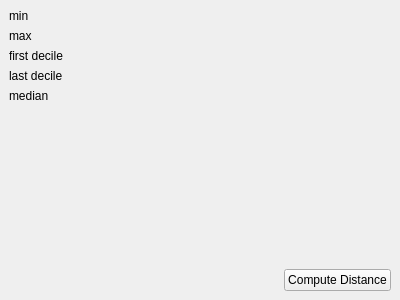
The window that Polyhedron/demo/Polyhedron/Plugins/Point_set/Point_set_to_mesh_distance_widget.ui (CGAL/cgal) describes before a commit, drawn with Qt 5.
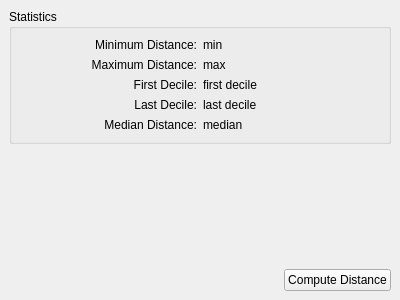
The same window after the commit.

Patch:
```diff
--- a/Polyhedron/demo/Polyhedron/Plugins/Point_set/Point_set_to_mesh_distance_widget.ui
+++ b/Polyhedron/demo/Polyhedron/Plugins/Point_set/Point_set_to_mesh_distance_widget.ui
@@ -18,38 +18,112 @@
     <item>
      <layout class="QVBoxLayout" name="verticalLayout">
       <item>
+       <widget class="QGroupBox" name="groupBox">
+        <property name="title">
+         <string>Statistics</string>
+        </property>
+        <layout class="QGridLayout" name="gridLayout">
+         <item row="4" column="1">
+          <widget class="QLabel" name="medianLabel">
+           <property name="text">
+            <string>median</string>
+           </property>
+          </widget>
+         </item>
+         <item row="3" column="1">
+          <widget class="QLabel" name="lDecildeLabel">
+           <property name="text">
+            <string>last decile</string>
+           </property>
+          </widget>
+         </item>
+         <item row="0" column="1">
        <widget class="QLabel" name="minLabel">
         <property name="text">
          <string>min</string>
         </property>
        </widget>
       </item>
-      <item>
-       <widget class="QLabel" name="maxLabel">
-        <property name="text">
-         <string>max</string>
-        </property>
-       </widget>
-      </item>
-      <item>
+         <item row="2" column="1">
        <widget class="QLabel" name="fDecileLabel">
         <property name="text">
          <string>first decile</string>
         </property>
        </widget>
       </item>
-      <item>
-       <widget class="QLabel" name="lDecildeLabel">
+         <item row="1" column="1">
+          <widget class="QLabel" name="maxLabel">
         <property name="text">
-         <string>last decile</string>
+            <string>max</string>
         </property>
        </widget>
       </item>
-      <item>
-       <widget class="QLabel" name="medianLabel">
+         <item row="0" column="0">
+          <widget class="QLabel" name="label">
         <property name="text">
-         <string>median</string>
-        </property>
+            <string>Minimum Distance:</string>
+           </property>
+           <property name="alignment">
+            <set>Qt::AlignRight|Qt::AlignTrailing|Qt::AlignVCenter</set>
+           </property>
+          </widget>
+         </item>
+         <item row="1" column="0">
+          <widget class="QLabel" name="label_2">
+           <property name="text">
+            <string>Maximum Distance:</string>
+           </property>
+           <property name="alignment">
+            <set>Qt::AlignRight|Qt::AlignTrailing|Qt::AlignVCenter</set>
+           </property>
+          </widget>
+         </item>
+         <item row="2" column="0">
+          <widget class="QLabel" name="label_3">
+           <property name="text">
+            <string>First Decile:</string>
+           </property>
+           <property name="alignment">
+            <set>Qt::AlignRight|Qt::AlignTrailing|Qt::AlignVCenter</set>
+           </property>
+          </widget>
+         </item>
+         <item row="3" column="0">
+          <widget class="QLabel" name="label_4">
+           <property name="text">
+            <string>Last Decile:</string>
+           </property>
+           <property name="alignment">
+            <set>Qt::AlignRight|Qt::AlignTrailing|Qt::AlignVCenter</set>
+           </property>
+          </widget>
+         </item>
+         <item row="4" column="0">
+          <widget class="QLabel" name="label_5">
+           <property name="text">
+            <string>Median Distance:</string>
+           </property>
+           <property name="alignment">
+            <set>Qt::AlignRight|Qt::AlignTrailing|Qt::AlignVCenter</set>
+           </property>
+          </widget>
+         </item>
+        </layout>
+        <zorder>medianLabel</zorder>
+        <zorder>minLabel</zorder>
+        <zorder>fDecileLabel</zorder>
+        <zorder>maxLabel</zorder>
+        <zorder>lDecildeLabel</zorder>
+        <zorder>medianLabel</zorder>
+        <zorder>minLabel</zorder>
+        <zorder>fDecileLabel</zorder>
+        <zorder>maxLabel</zorder>
+        <zorder>lDecildeLabel</zorder>
+        <zorder>label</zorder>
+        <zorder>label_2</zorder>
+        <zorder>label_3</zorder>
+        <zorder>label_4</zorder>
+        <zorder>label_5</zorder>
        </widget>
       </item>
       <item>
```
Lines whose indentation alone changed are shown as unchanged.
